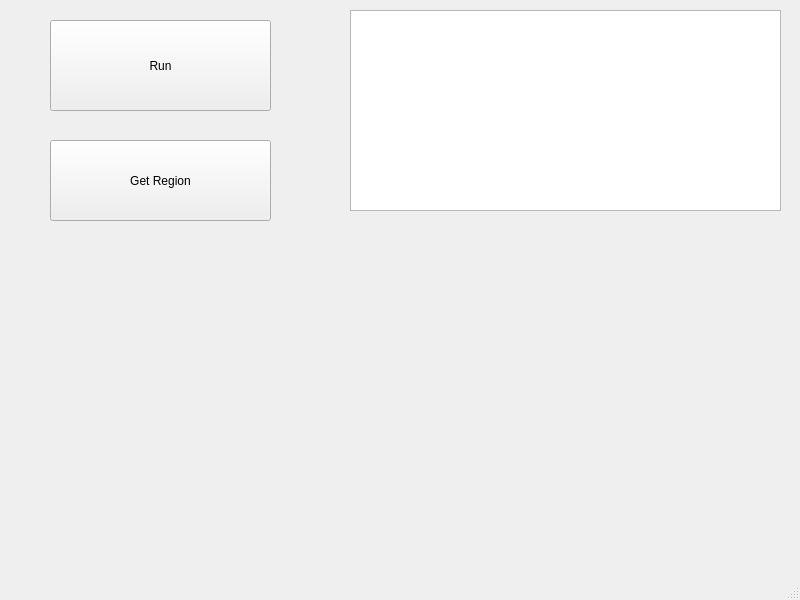
The window that form.ui (christianniebling/peak_detector) describes before a commit, drawn with Qt 5.
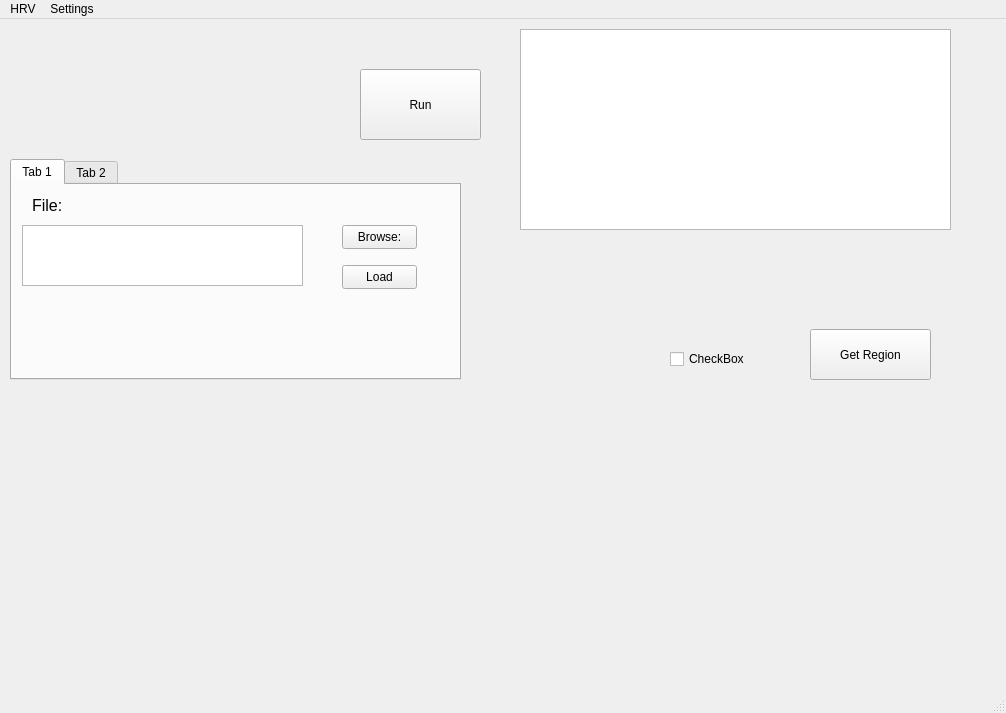
The same window after the commit. Custom widgets are drawn as their Qt base class.

Commit message: Can now properly select a region and translate it to valid index range. Added the ability to load new data in

Diff of the .ui file:
```diff
--- a/form.ui
+++ b/form.ui
@@ -6,8 +6,8 @@
    <rect>
     <x>0</x>
     <y>0</y>
-    <width>800</width>
-    <height>600</height>
+    <width>1006</width>
+    <height>713</height>
    </rect>
   </property>
   <property name="windowTitle">
@@ -17,10 +17,10 @@
    <widget class="QPushButton" name="button1">
     <property name="geometry">
      <rect>
-      <x>50</x>
-      <y>20</y>
-      <width>221</width>
-      <height>91</height>
+      <x>360</x>
+      <y>50</y>
+      <width>121</width>
+      <height>71</height>
      </rect>
     </property>
     <property name="text">
@@ -30,7 +30,7 @@
    <widget class="QTextBrowser" name="output_box_1">
     <property name="geometry">
      <rect>
-      <x>350</x>
+      <x>520</x>
       <y>10</y>
       <width>431</width>
       <height>201</height>
@@ -40,36 +40,151 @@
    <widget class="PlotWidget" name="graph_widget" native="true">
     <property name="geometry">
      <rect>
-      <x>20</x>
-      <y>250</y>
-      <width>741</width>
-      <height>271</height>
+      <x>10</x>
+      <y>380</y>
+      <width>971</width>
+      <height>291</height>
      </rect>
     </property>
    </widget>
    <widget class="QPushButton" name="button2">
     <property name="geometry">
      <rect>
-      <x>50</x>
-      <y>140</y>
-      <width>221</width>
-      <height>81</height>
+      <x>810</x>
+      <y>310</y>
+      <width>121</width>
+      <height>51</height>
      </rect>
     </property>
     <property name="text">
      <string>Get Region</string>
     </property>
    </widget>
+   <widget class="QTabWidget" name="tabWidget">
+    <property name="geometry">
+     <rect>
+      <x>10</x>
+      <y>140</y>
+      <width>451</width>
+      <height>221</height>
+     </rect>
+    </property>
+    <property name="currentIndex">
+     <number>0</number>
+    </property>
+    <widget class="QWidget" name="tab">
+     <attribute name="title">
+      <string>Tab 1</string>
+     </attribute>
+     <widget class="QPushButton" name="button3">
+      <property name="geometry">
+       <rect>
+        <x>330</x>
+        <y>40</y>
+        <width>75</width>
+        <height>24</height>
+       </rect>
+      </property>
+      <property name="text">
+       <string>Browse:</string>
+      </property>
+     </widget>
+     <widget class="QPlainTextEdit" name="file_location_box">
+      <property name="geometry">
+       <rect>
+        <x>10</x>
+        <y>40</y>
+        <width>281</width>
+        <height>61</height>
+       </rect>
+      </property>
+     </widget>
+     <widget class="QLabel" name="label">
+      <property name="geometry">
+       <rect>
+        <x>20</x>
+        <y>10</y>
+        <width>71</width>
+        <height>21</height>
+       </rect>
+      </property>
+      <property name="font">
+       <font>
+        <pointsize>12</pointsize>
+       </font>
+      </property>
+      <property name="text">
+       <string>File:</string>
+      </property>
+     </widget>
+     <widget class="QPushButton" name="button4">
+      <property name="geometry">
+       <rect>
+        <x>330</x>
+        <y>80</y>
+        <width>75</width>
+        <height>24</height>
+       </rect>
+      </property>
+      <property name="text">
+       <string>Load</string>
+      </property>
+     </widget>
+    </widget>
+    <widget class="QWidget" name="tab_2">
+     <attribute name="title">
+      <string>Tab 2</string>
+     </attribute>
+     <widget class="QSlider" name="horizontalSlider">
+      <property name="geometry">
+       <rect>
+        <x>20</x>
+        <y>70</y>
+        <width>160</width>
+        <height>22</height>
+       </rect>
+      </property>
+      <property name="orientation">
+       <enum>Qt::Horizontal</enum>
+      </property>
+     </widget>
+    </widget>
+   </widget>
+   <widget class="QCheckBox" name="checkBox">
+    <property name="geometry">
+     <rect>
+      <x>670</x>
+      <y>330</y>
+      <width>76</width>
+      <height>20</height>
+     </rect>
+    </property>
+    <property name="text">
+     <string>CheckBox</string>
+    </property>
+   </widget>
   </widget>
   <widget class="QMenuBar" name="menubar">
    <property name="geometry">
     <rect>
      <x>0</x>
      <y>0</y>
-     <width>800</width>
-     <height>26</height>
+     <width>1006</width>
+     <height>22</height>
     </rect>
    </property>
+   <widget class="QMenu" name="menuHRV">
+    <property name="title">
+     <string>HRV</string>
+    </property>
+   </widget>
+   <widget class="QMenu" name="menuSettings">
+    <property name="title">
+     <string>Settings</string>
+    </property>
+   </widget>
+   <addaction name="menuHRV"/>
+   <addaction name="menuSettings"/>
   </widget>
   <widget class="QStatusBar" name="statusbar"/>
  </widget>
```
The commit also changes 5 other files.
